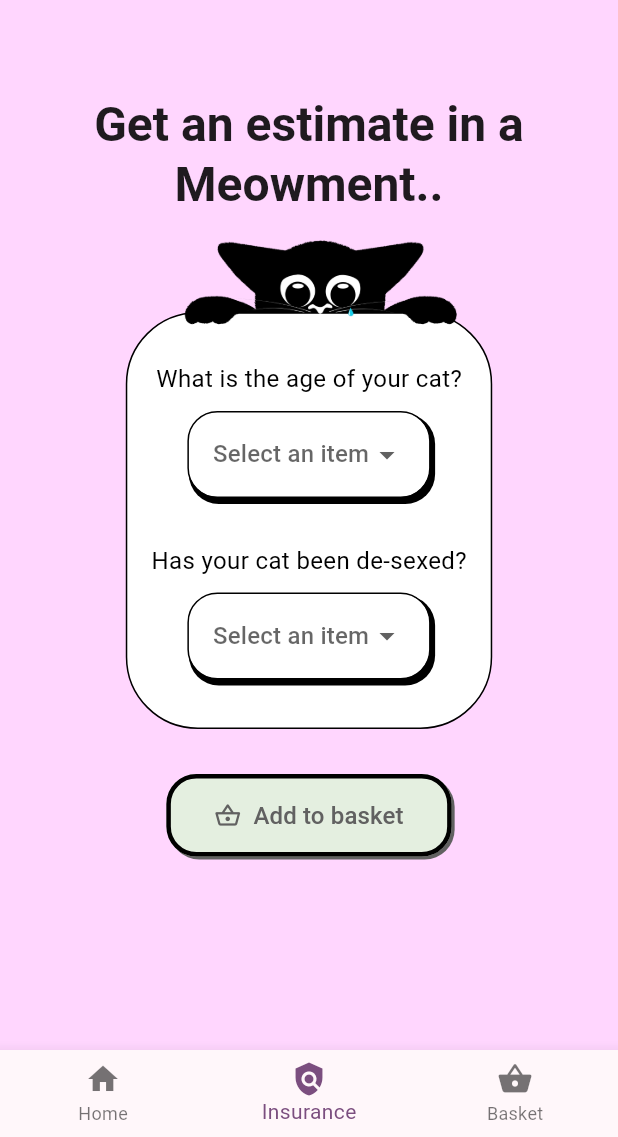
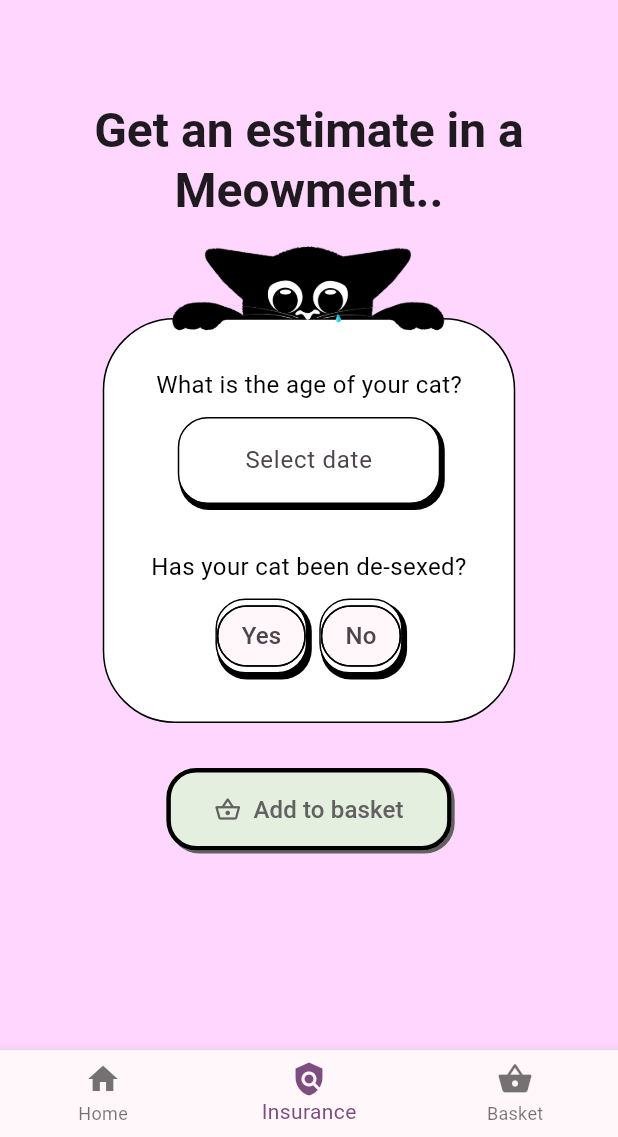
Before and after one commit to ElliotWood13/paw, a Flutter app: the screen it shows after launch, item 2 of the bottom bar chosen, on a phone screen of 412 x 824 dp, the part 99-1236 px from its top. Run offline on Flutter 3.47's test engine with Material 3 defaults, Android fonts, the light colour scheme and no system bars.

Commit message:
Lift state for form

```diff
--- a/lib/confirm_order.dart
+++ b/lib/confirm_order.dart
@@ -20,6 +20,7 @@ class ConfirmOrder extends StatelessWidget {
                   child: Column(
                       mainAxisAlignment: MainAxisAlignment.center,
                       children: [
+                    Text('Confirm Order Page'),
                     TextButton(
                       child: (Text('Back to checkout')),
                       onPressed: () => {Navigator.pop(context)},
--- a/lib/estimate_page.dart
+++ b/lib/estimate_page.dart
@@ -1,5 +1,5 @@
 import 'package:flutter/material.dart';
-import 'package:paw/components/custom_dropdown.dart';
+import 'package:paw/components/custom_choice_chip.dart';
 import 'package:provider/provider.dart';
 import 'package:paw/state/my_app_state.dart';
 import 'package:paw/components/elevated_button.dart';
@@ -11,16 +11,13 @@ class EstimatePage extends StatefulWidget {
 
 class EstimatePageState extends State<EstimatePage> {
   final _formKey = GlobalKey<FormState>();
-  String? ageRange;
-  String? deSexed;
   bool isFormComplete = false;
 
   _validateForm() {
-    if (ageRange != null && deSexed != null) {
-      setState(() {
-        isFormComplete = true;
-      });
-    }
+    var appState = context.read<MyAppState>();
+    setState(() {
+      isFormComplete = appState.catAge != null && appState.catDeSexed != null;
+    });
   }
 
   @override
@@ -70,6 +67,7 @@ class EstimatePageState extends State<EstimatePage> {
                     key: _formKey,
                     onChanged: _validateForm(),
                     child: Container(
+                      width: 275,
                       padding: EdgeInsets.fromLTRB(16, 32, 16, 32),
                       decoration: BoxDecoration(
                           color: Colors.white,
@@ -80,24 +78,69 @@ class EstimatePageState extends State<EstimatePage> {
                         children: [
                           Text('What is the age of your cat?'),
                           SizedBox(height: 10),
-                          CustomDropdownButton(
-                            items: ['0-3', '4-7', '8-10', '10+'],
-                            onChanged: (value) {
-                              setState(() {
-                                ageRange = value;
-                              });
-                            },
+                          Container(
+                              width: 175,
+                              padding: EdgeInsets.symmetric(
+                                  horizontal: 16, vertical: 4),
+                              decoration: BoxDecoration(
+                                color: Colors.white,
+                                borderRadius: BorderRadius.circular(20),
+                                boxShadow: [
+                                  BoxShadow(
+                                    color: Colors.black,
+                                    offset: Offset(2, 3),
+                                    blurRadius: 0,
+                                    spreadRadius: 1,
+                                  ),
+                                ],
+                                border: Border.all(color: Colors.black),
+                              ),
+                              child: TextFormField(
+                                textAlign: TextAlign.center,
+                                decoration: InputDecoration(
+                                  border: InputBorder.none,
+                                  hintText: 'Select date',
+                                ),
+                                onTap: () async {
+                                  DateTime? pickedDate = await showDatePicker(
+                                    context: context,
+                                    initialDate: DateTime.now(),
+                                    firstDate: DateTime(2000),
+                                    lastDate: DateTime(2101),
+                                  );
+                                  if (pickedDate != null) {
+                                    appState.setCatAge(pickedDate);
+                                  }
+                                },
+                                readOnly: true,
+                                controller: TextEditingController(
+                                  text: appState.catAge != null
+                                      ? appState.catAge.toString().split(' ')[0]
+                                      : '',
+                                ),
+                              )),
+                          SizedBox(height: 30),
+                          Text(
+                            'Has your cat been de-sexed?',
+                            textAlign: TextAlign.center,
                           ),
-                          SizedBox(height: 30),
-                          Text('Has your cat been de-sexed?'),
                           SizedBox(height: 10),
-                          CustomDropdownButton(
-                            items: ['Yes', 'No'],
-                            onChanged: (value) {
-                              setState(() {
-                                deSexed = value;
-                              });
-                            },
+                          Row(
+                            mainAxisAlignment: MainAxisAlignment.center,
+                            children: [
+                              CustomChoiceChip(
+                                items: ['Yes', 'No'],
+                                selectedValue: appState.catDeSexed == null
+                                    ? ''
+                                    : appState.catDeSexed == true
+                                        ? 'Yes'
+                                        : 'No',
+                                onSelected: (selected) {
+                                  appState.setCatDeSexed(
+                                      selected == 'Yes' ? true : false);
+                                },
+                              ),
+                            ],
                           ),
                           if (isFormComplete)
                             Column(
@@ -135,7 +178,7 @@ class EstimatePageState extends State<EstimatePage> {
                   ),
                   Transform.translate(
                     offset:
-                        isFormComplete ? Offset(30, -103) : Offset(30, -120),
+                        isFormComplete ? Offset(45, -103) : Offset(37, -120),
                     child: Image.asset(
                       isFormComplete
                           ? 'assets/cat_avatar_quote.png'
--- a/lib/home_page.dart
+++ b/lib/home_page.dart
@@ -1,4 +1,5 @@
 import 'package:flutter/material.dart';
+import 'package:paw/checkout_page.dart';
 import 'basket_page.dart';
 import 'estimate_page.dart';
 import 'empty_page.dart';
@@ -24,6 +25,8 @@ class _MyHomePageState extends State<MyHomePage> {
         page = EstimatePage();
       case 2:
         page = BasketPage();
+      case 3:
+        page = CheckoutPage();
       default:
         throw UnimplementedError('no widget for $selectedIndex');
     }
--- a/lib/state/my_app_state.dart
+++ b/lib/state/my_app_state.dart
@@ -11,6 +11,24 @@ class BasketItem {
 
 class MyAppState extends ChangeNotifier {
   List<BasketItem> basket = [];
+  String _catName = '';
+  String _catGender = '';
+  String _catBreed = '';
+  DateTime? _catAge;
+  bool? _catDeSexed;
+  String _ownerName = '';
+  DateTime? _ownerDob;
+  String _ownerAddress = '';
+  DateTime? _startDate;
+  String get catName => _catName;
+  String get catGender => _catGender;
+  String get catBreed => _catBreed;
+  DateTime? get catAge => _catAge;
+  bool? get catDeSexed => _catDeSexed;
+  String get ownerName => _ownerName;
+  DateTime? get ownerDob => _ownerDob;
+  String get ownerAddress => _ownerAddress;
+  DateTime? get startDate => _startDate;
 
   void toggleBasket(BasketItem item) {
     if (basket.any((element) => element.product == item.product)) {
@@ -24,4 +42,49 @@ class MyAppState extends ChangeNotifier {
   double get totalValue {
     return basket.fold(0, (sum, item) => sum + item.value);
   }
+
+  void setCatName(String name) {
+    _catName = name;
+    notifyListeners();
+  }
+
+  void setCatGender(String gender) {
+    _catGender = gender;
+    notifyListeners();
+  }
+
+  void setCatBreed(String breed) {
+    _catBreed = breed;
+    notifyListeners();
+  }
+
+  void setCatAge(DateTime? age) {
+    _catAge = age;
+    notifyListeners();
+  }
+
+  void setCatDeSexed(bool? deSexed) {
+    _catDeSexed = deSexed;
+    notifyListeners();
+  }
+
+  void setOwnerName(String name) {
+    _ownerName = name;
+    notifyListeners();
+  }
+
+  void setOwnerDob(DateTime? dob) {
+    _ownerDob = dob;
+    notifyListeners();
+  }
+
+  void setOwnerAddress(String address) {
+    _ownerAddress = address;
+    notifyListeners();
+  }
+
+  void setStartDate(DateTime? date) {
+    _startDate = date;
+    notifyListeners();
+  }
 }
--- a/pubspec.yaml
+++ b/pubspec.yaml
@@ -28,4 +28,5 @@ flutter:
     - assets/cat_avatar.png
     - assets/cat_avatar_quote.png
     - assets/cat_avatar_basket.png
+    - assets/cat_checkout.png
     - assets/logo.png
```
Also changed, not shown: lib/checkout_page.dart (+91 -65 lines), assets/cat_checkout.png (added).
